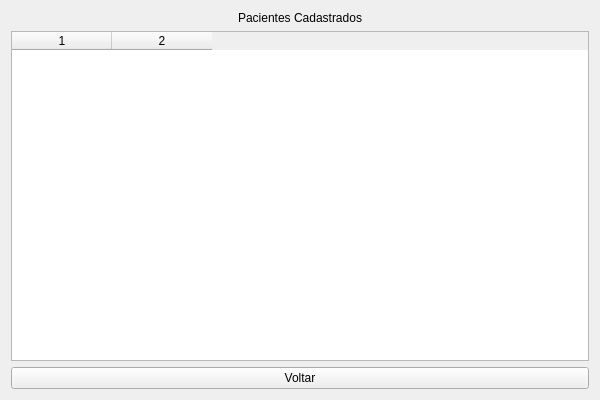
Above: ui/listar_pacientes.ui from Zaldef/Project-K before the change. Below: the same form after it.
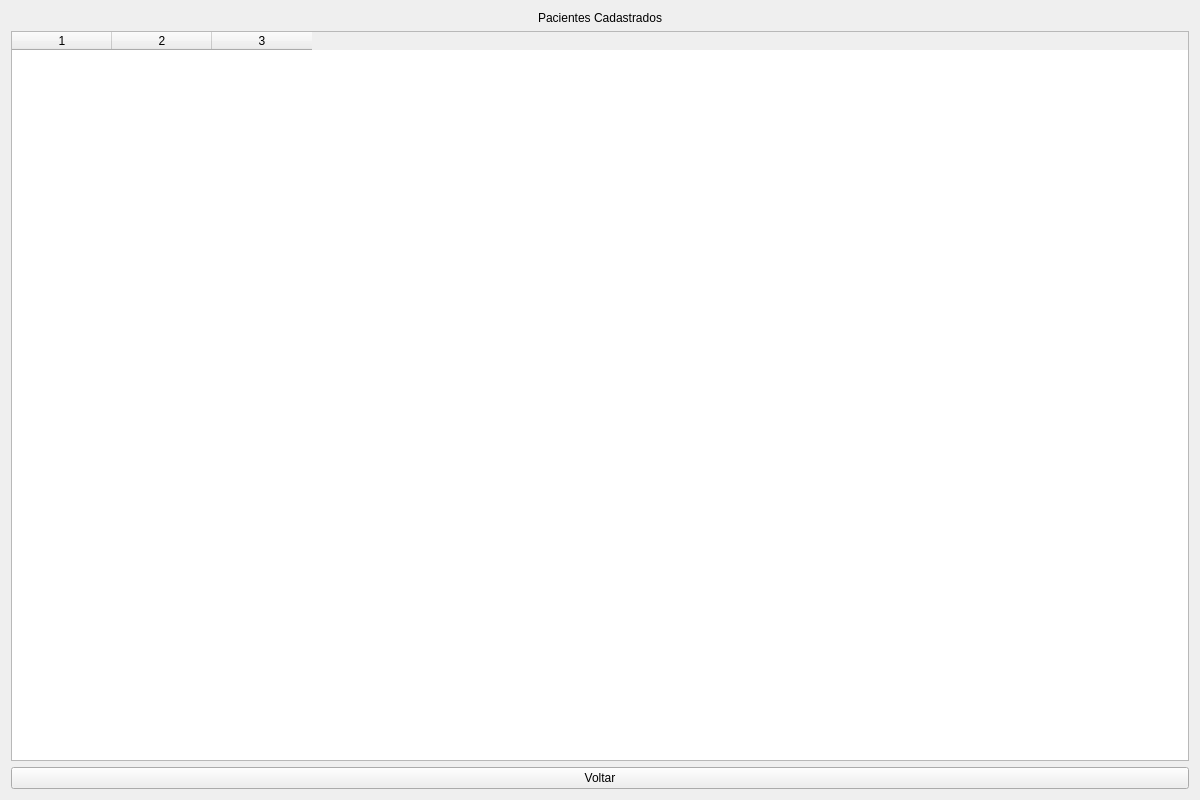
That is the form after the change.

Commit message: Read Paciente

Patch:
```diff
--- a/ui/listar_pacientes.ui
+++ b/ui/listar_pacientes.ui
@@ -5,8 +5,8 @@
    <rect>
     <x>0</x>
     <y>0</y>
-    <width>600</width>
-    <height>400</height>
+    <width>1200</width>
+    <height>800</height>
    </rect>
   </property>
   <property name="windowTitle">
@@ -26,7 +26,7 @@
    <item>
     <widget class="QTableWidget" name="tableWidget">
      <property name="columnCount">
-      <number>2</number>
+      <number>3</number>
      </property>
      <property name="horizontalHeaderLabels">
       <stringlist>
```
Left out of the diff: 3 changed lines with no effect on the pictures. The commit also changes 6 other files.
